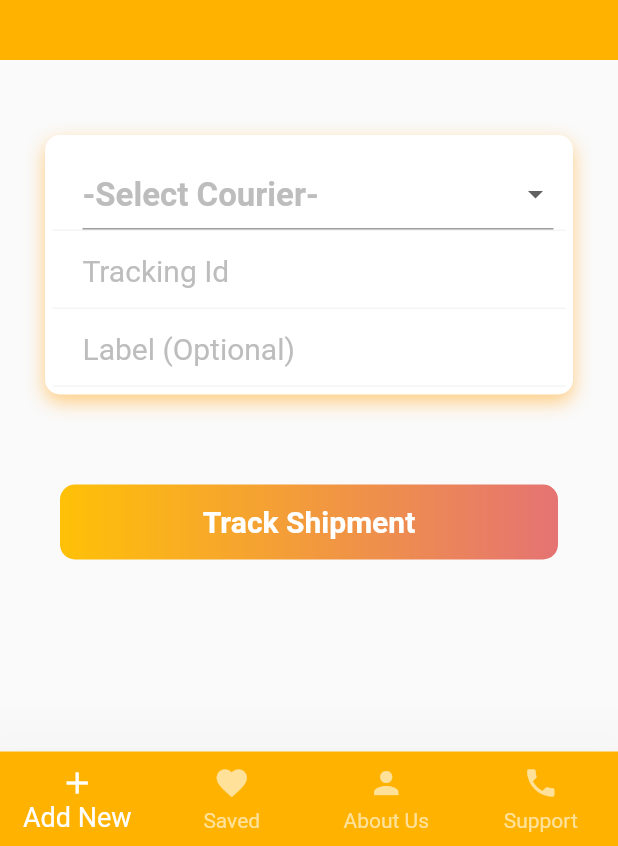
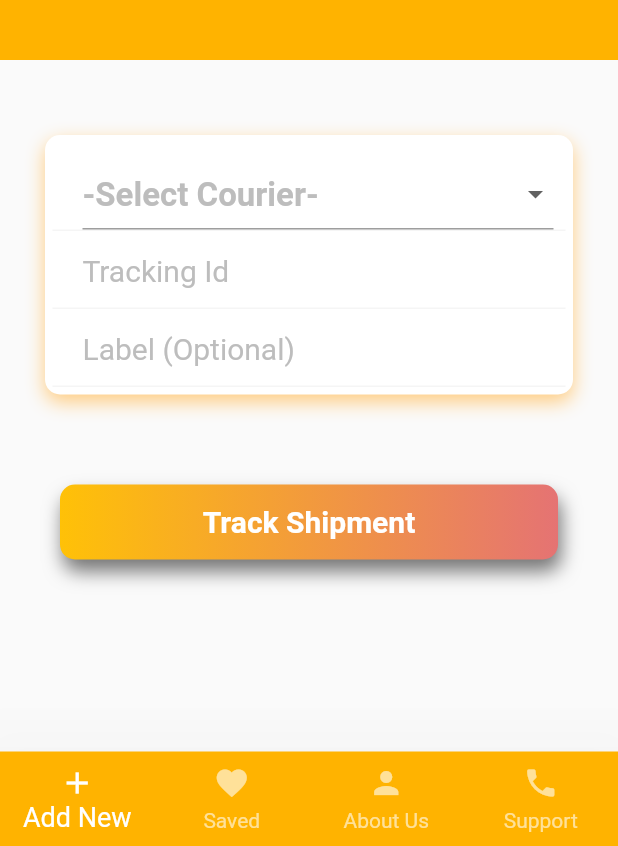
Before and after one commit to saurabh0013/TrackInfo-App-Flutter, a Flutter app: the screen it shows after launch, on a phone screen of 412 x 824 dp, the part 390-1236 px from its top. Run offline on Flutter 3.47's test engine with Material 2 defaults, Android fonts, the phone set to English and light mode, and no system bars; our stand-ins replace progress_dialog, simple_animations, sqflite; accounts and stored records are empty.

```diff
--- a/lib/bottomNavigationBar.dart
+++ b/lib/bottomNavigationBar.dart
@@ -52,19 +52,19 @@ class _MyBottomNavigationBarState extends State<MyBottomNavigationBar> {
           onTap: onTappedBar,
           items: [
             BottomNavigationBarItem(
-              title: Text('Add New'),
+              label: 'Add New',
               icon: Icon(Icons.add),
             ),
             BottomNavigationBarItem(
-              title: Text('Saved'),
+              label:'Saved',
               icon: Icon(Icons.favorite),
             ),
             BottomNavigationBarItem(
-              title: Text('About Us'),
+              label: 'About Us',
               icon: Icon(Icons.person),
             ),
             BottomNavigationBarItem(
-              title: Text('Support'),
+              label:'Support',
               icon: Icon(Icons.phone),
             ),
           ],
--- a/lib/database/database_helper.dart
+++ b/lib/database/database_helper.dart
@@ -39,7 +39,7 @@ class DatabaseHelper {
     });
   }
 
-  void removeInfo(String id)async {
-    await db.delete('infos', where: '$id=?',whereArgs: [id]);
+  void removeInfo(String id) async {
+    await db.delete('infos', where: 'id=?', whereArgs: [id]);
   }
 }
--- a/lib/pages/home.dart
+++ b/lib/pages/home.dart
@@ -39,6 +39,7 @@ class _HomeState extends State<Home> {
   ProgressDialog progressDialog;
   TextEditingController _controllerTrackingId = TextEditingController();
   TextEditingController _controllerLabel = TextEditingController();
+  double _shadow = 8;
 
   @override
   Widget build(BuildContext context) {
@@ -226,12 +227,14 @@ class _HomeState extends State<Home> {
                       setState(() {
                         _color1 = Colors.green;
                         _color2 = Colors.blue[200];
+                        _shadow = 0;
                       });
                     },
                     onTapUp: (_) async {
                       setState(() {
                         _color1 = Colors.amber;
                         _color2 = Colors.red[300];
+                        _shadow = 8;
                       });
                       if (_formKey.currentState.validate()) {
                         progressDialog.show();
@@ -241,8 +244,6 @@ class _HomeState extends State<Home> {
                         });
                         List<InfoModel> data =
                           await _trackingService.track(_trackingId, _service);
-
-                        print(data);
 
                           await progressDialog.hide();
                           setState(() {
@@ -261,7 +262,7 @@ class _HomeState extends State<Home> {
                                 date: data[0].date,
                                 lastPlace: data[0].location,
                                 status: data[0].comment,
-                              time: data[0].time);
+                                time: data[0].time,);
                             await databaseHelper.insertInfo(databaseModel);
                             Navigator.of(context).push(MaterialPageRoute(
                                 builder: (context) => Details(
@@ -271,7 +272,14 @@ class _HomeState extends State<Home> {
                     },
                     child: Container(
                       height: 50,
+                      margin: EdgeInsets.only(bottom: 20),
                       decoration: BoxDecoration(
+                      boxShadow: [
+                          BoxShadow(
+                              color: Colors.grey[600],
+                              blurRadius: 10.0,
+                              offset: Offset(2, _shadow))
+                        ],
                           borderRadius: BorderRadius.circular(10),
                           gradient: LinearGradient(colors: [
                             _color1,
```
Also changed, not shown: lib/pages/details.dart (+5 -5 lines), lib/pages/saved.dart (+119 -11 lines), pubspec.lock. Lines whose indentation alone changed are shown as unchanged.
